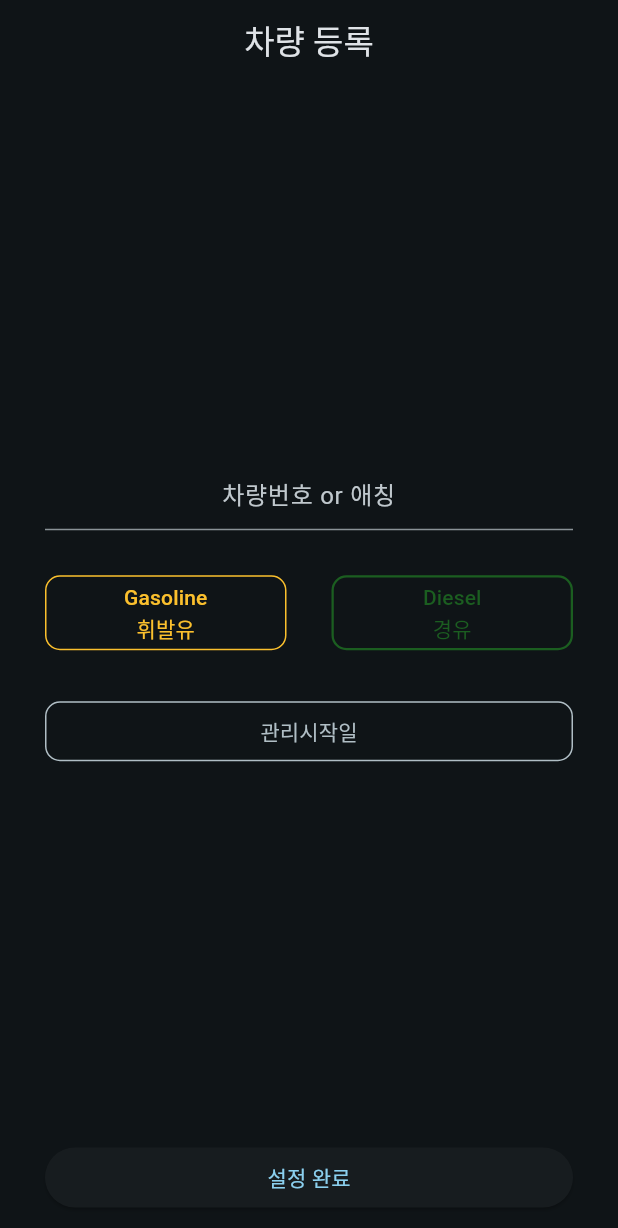
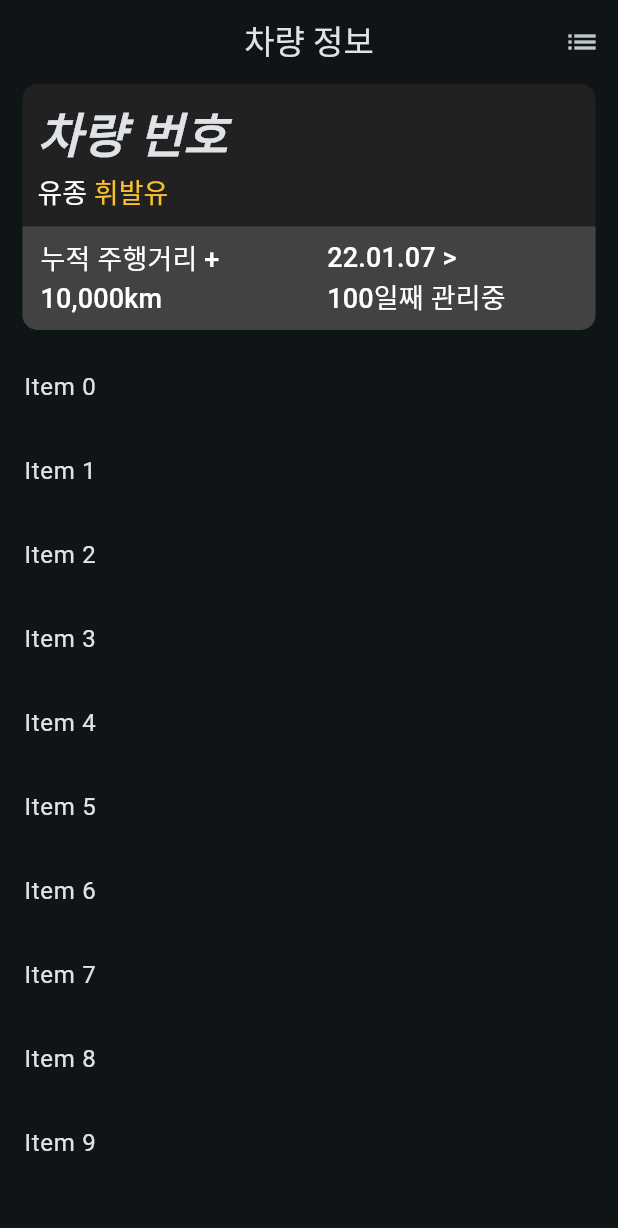
Before and after one commit to SloWax/EnvyCar, a Flutter app: the screen it shows after launch, on a phone screen of 412 x 824 dp. Shown: the top 1228 px of the screen. Run offline on Flutter 3.47's test engine with Material 3 defaults, Android fonts, the phone set to English and light mode, and no system bars.

Commit message:
CarInfoView

```diff
--- a/envy_car/lib/Car/AddCarView.dart
+++ b/envy_car/lib/Car/AddCarView.dart
@@ -7,7 +7,18 @@ class AddCarView extends StatelessWidget {
   @override
   Widget build(BuildContext context) {
     return Scaffold(
-      appBar: AppBar(centerTitle: true, title: const Text('차량 등록')),
+      appBar: AppBar(
+        centerTitle: true,
+        title: const Text('차량 등록'),
+        actions: [
+          Visibility(
+              visible: true,
+              child: IconButton(
+                onPressed: () {},
+                icon: const Icon(Icons.close),
+              ))
+        ],
+      ),
       body: SafeArea(
           child: Column(
         crossAxisAlignment: CrossAxisAlignment.stretch,
@@ -72,6 +83,18 @@ class AddCarView extends StatelessWidget {
                       foregroundColor: Colors.blueGrey.shade200),
                   onPressed: () {},
                   child: const Text('관리시작일'))),
+          Container(
+              margin: const EdgeInsets.only(left: 30.0, right: 30.0),
+              child: OutlinedButton(
+                  style: OutlinedButton.styleFrom(
+                      padding: const EdgeInsets.only(top: 5, bottom: 5),
+                      side:
+                          BorderSide(width: 1, color: Colors.blueGrey.shade200),
+                      shape: RoundedRectangleBorder(
+                          borderRadius: BorderRadius.circular(10)),
+                      foregroundColor: Colors.blueGrey.shade200),
+                  onPressed: () {},
+                  child: const Text('현재 주행거리'))),
           const Spacer(),
           Container(
               margin: const EdgeInsets.only(left: 30.0, right: 30.0),
--- /dev/null
+++ b/envy_car/lib/Car/CarInfoView.dart
@@ -0,0 +1,111 @@
+import 'package:flutter/material.dart';
+
+class CarInfoView extends StatefulWidget {
+  const CarInfoView({super.key});
+
+  @override
+  State<CarInfoView> createState() => _CarInfoViewState();
+}
+
+class _CarInfoViewState extends State<CarInfoView> {
+  @override
+  Widget build(BuildContext context) {
+    return Scaffold(
+        appBar: AppBar(
+          centerTitle: true,
+          title: const Text('차량 정보'),
+          actions: [
+            Visibility(
+                visible: true,
+                child: IconButton(
+                  onPressed: () {},
+                  icon: const Icon(Icons.list),
+                ))
+          ],
+        ),
+        body: SingleChildScrollView(
+          child: Column(
+            crossAxisAlignment: CrossAxisAlignment.stretch,
+            children: [
+              Container(
+                  margin: const EdgeInsets.only(left: 15, right: 15),
+                  decoration: BoxDecoration(
+                    borderRadius: BorderRadius.circular(10),
+                    color: Colors.grey.shade900,
+                  ),
+                  child: Column(
+                    crossAxisAlignment: CrossAxisAlignment.start,
+                    children: [
+                      Container(
+                        margin: const EdgeInsets.only(top: 10, left: 10),
+                        child: Column(
+                          crossAxisAlignment: CrossAxisAlignment.start,
+                          children: [
+                            const Text('차량 번호',
+                                style: TextStyle(
+                                    fontSize: 32, fontWeight: FontWeight.bold)),
+                            RichText(
+                              text: TextSpan(
+                                children: [
+                                  const TextSpan(
+                                    text: '유종 ',
+                                    style: TextStyle(fontSize: 18),
+                                  ),
+                                  TextSpan(
+                                    text: '휘발유',
+                                    style: TextStyle(
+                                        color: Colors.yellow.shade700,
+                                        fontSize: 18),
+                                  ),
+                                ],
+                              ),
+                            ),
+                          ],
+                        ),
+                      ),
+                      const SizedBox(height: 10),
+                      Container(
+                          decoration: BoxDecoration(
+                            borderRadius: const BorderRadius.only(
+                                bottomLeft: Radius.circular(10),
+                                bottomRight: Radius.circular(10)),
+                            color: Colors.grey.shade800,
+                          ),
+                          child: Row(
+                            children: [
+                              TextButton(
+                                  onPressed: () {},
+                                  child: const Text('누적 주행거리 +\n10,000km',
+                                      style: TextStyle(
+                                          fontSize: 18, color: Colors.white))),
+                              const Spacer(),
+                              TextButton(
+                                  onPressed: () {},
+                                  child: const Text('22.01.07 >\n100일째 관리중',
+                                      style: TextStyle(
+                                          fontSize: 18, color: Colors.white))),
+                              const Spacer()
+                            ],
+                          ))
+                    ],
+                  )),
+              const SizedBox(height: 10),
+              SizedBox(
+                height: 600, // 리스트뷰의 높이를 지정
+                child: ListView.builder(
+                  shrinkWrap: true, // 스크롤 뷰와 충돌하지 않도록
+                  physics:
+                      const NeverScrollableScrollPhysics(), // 리스트뷰 자체의 스크롤 비활성화
+                  itemCount: 10,
+                  itemBuilder: (context, index) {
+                    return ListTile(
+                      title: Text('Item $index'),
+                    );
+                  },
+                ),
+              ),
+            ],
+          ),
+        ));
+  }
+}
--- a/envy_car/lib/main.dart
+++ b/envy_car/lib/main.dart
@@ -1,4 +1,5 @@
 import 'package:envy_car/Car/AddCarView.dart';
+import 'package:envy_car/Car/CarInfoView.dart';
 import 'package:envy_car/Login/LoginView.dart';
 import 'package:flutter/material.dart';
 
@@ -14,16 +15,16 @@
     return MaterialApp(
         title: '오일갈쟈',
         theme: ThemeData(
-          brightness: Brightness.dark,
-          // appBarTheme: AppBarTheme(backgroundColor: Colors.redAccent),
-          colorSchemeSeed: Colors.blueGrey,
-          useMaterial3: true,
-          // textTheme: const TextTheme(
-          //     titleLarge: TextStyle(fontSize: 12),
-          //     bodyMedium:
-          //         TextStyle(fontSize: 32, fontStyle: FontStyle.italic))
-        ),
+            brightness: Brightness.dark,
+            // appBarTheme: AppBarTheme(backgroundColor: Colors.redAccent),
+            colorSchemeSeed: Colors.blueGrey,
+            useMaterial3: true,
+            textTheme: const TextTheme(
+                //     titleLarge: TextStyle(fontSize: 12),
+                bodyMedium:
+                    TextStyle(fontSize: 32, fontStyle: FontStyle.italic))),
         // home: const LoginView());
-        home: const AddCarView());
+        // home: const AddCarView());
+        home: const CarInfoView());
   }
 }
```
Also changed, not shown: 1 other file.
